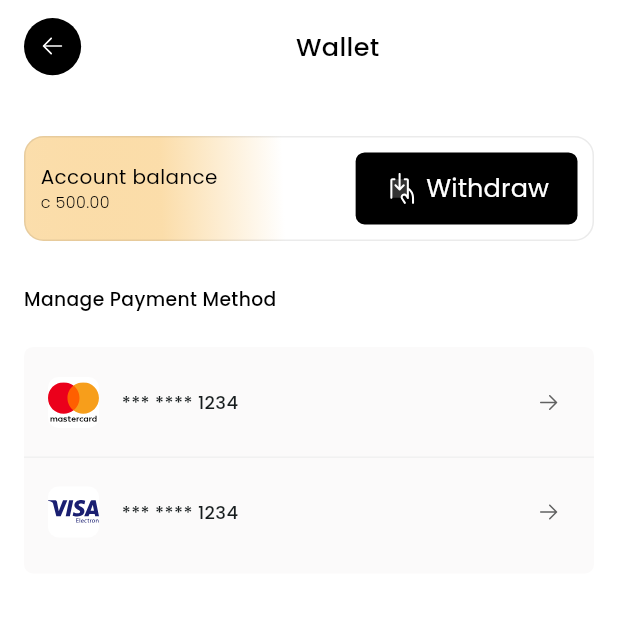
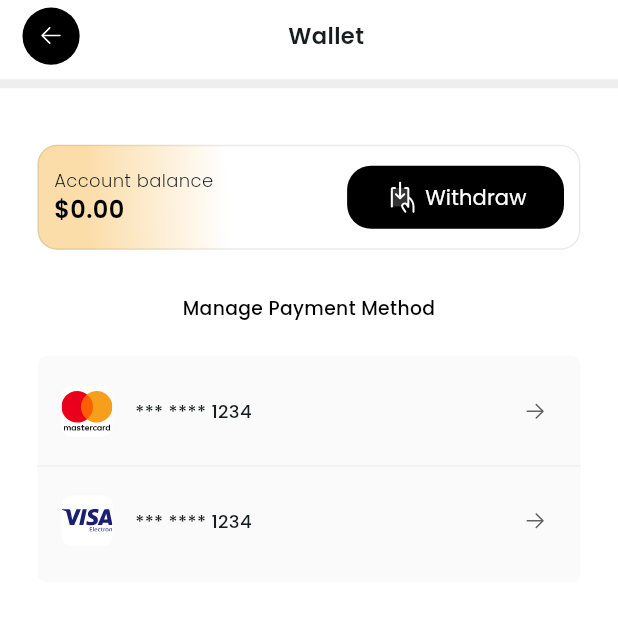
Before and after one commit to FreedomGhanaLabs/FreedomDiver, a Flutter app: the EarningsScreen screen opened by its route, after a tap on "Withdraw", on a phone screen of 412 x 824 dp, the top half of it. Run offline on Flutter 3.47's test engine with Material 3 defaults, Android fonts, the phone set to English and light mode, and no system bars; drawn by our look-alikes of loader_overlay; our stand-ins replace awesome_dialog, awesome_snackbar_content, bloc, cached_network_image, country_code_picker, dio and 26 more; missing offline and left inert: country_state_city_picker, flutter_polyline_points; accounts and stored records are empty; network calls fail; project files that could hold a hidden picture were left out.

Commit message:
changed 11 files

```diff
--- a/lib/feature/documents/models/driver_documents.dart
+++ b/lib/feature/documents/models/driver_documents.dart
@@ -43,10 +43,15 @@ extension DriverDocumentTypeExtension on DriverDocumentType {
 class DriverDocument {
   final String overallStatus;
   final DocumentDetail? driverLicense;
+  final DocumentHistory? driverLicenseHistory;
   final SimpleDocument? ghanaCard;
+  final DocumentHistory? ghanaCardHistory;
   final SimpleDocument? profilePicture;
+  final DocumentHistory? profilePictureHistory;
   final SimpleDocument? motorcycleImage;
+  final DocumentHistory? motorcycleImageHistory;
   final AddressProof? addressProof;
+  final DocumentHistory? addressProofHistory;
 
   DriverDocument({
     required this.overallStatus,
@@ -55,6 +60,11 @@ class DriverDocument {
     this.profilePicture,
     this.motorcycleImage,
     this.addressProof,
+    this.driverLicenseHistory,
+    this.ghanaCardHistory,
+    this.profilePictureHistory,
+    this.motorcycleImageHistory,
+    this.addressProofHistory,
   });
 
   factory DriverDocument.fromJson(Map<String, dynamic> json) {
@@ -80,6 +90,36 @@ class DriverDocument {
           json['addressProof'] != null
               ? AddressProof.fromJson(json['addressProof'])
               : null,
+    );
+  }
+
+  DriverDocument copyWith({
+    String? overallStatus,
+    DocumentDetail? driverLicense,
+    DocumentHistory? driverLicenseHistory,
+    SimpleDocument? ghanaCard,
+    DocumentHistory? ghanaCardHistory,
+    SimpleDocument? profilePicture,
+    DocumentHistory? profilePictureHistory,
+    SimpleDocument? motorcycleImage,
+    DocumentHistory? motorcycleImageHistory,
+    AddressProof? addressProof,
+    DocumentHistory? addressProofHistory,
+  }) {
+    return DriverDocument(
+      overallStatus: overallStatus ?? this.overallStatus,
+      driverLicense: driverLicense ?? this.driverLicense,
+      driverLicenseHistory: driverLicenseHistory ?? this.driverLicenseHistory,
+      ghanaCard: ghanaCard ?? this.ghanaCard,
+      ghanaCardHistory: ghanaCardHistory ?? this.ghanaCardHistory,
+      profilePicture: profilePicture ?? this.profilePicture,
+      profilePictureHistory:
+          profilePictureHistory ?? this.profilePictureHistory,
+      motorcycleImage: motorcycleImage ?? this.motorcycleImage,
+      motorcycleImageHistory:
+          motorcycleImageHistory ?? this.motorcycleImageHistory,
+      addressProof: addressProof ?? this.addressProof,
+      addressProofHistory: addressProofHistory ?? this.addressProofHistory,
     );
   }
 
@@ -220,3 +260,73 @@ class AddressProof {
     'verifiedAt': verifiedAt?.toIso8601String(),
   };
 }
+
+class DocumentHistory {
+  final String documentType;
+  final HDocument current;
+  final List<HDocument> history;
+
+  DocumentHistory({
+    required this.documentType,
+    required this.current,
+    required this.history,
+  });
+
+  factory DocumentHistory.fromJson(Map<String, dynamic> json) {
+    return DocumentHistory(
+      documentType: json['documentType'].toString(),
+      current: HDocument.fromJson(json['current']),
+      history:
+          (json['history'] as List)
+              .map((item) => HDocument.fromJson(item))
+              .toList(),
+    );
+  }
+
+  Map<String, dynamic> toJson() {
+    return {
+      'documentType': documentType,
+      'current': current.toJson(),
+      'history': history.map((item) => item.toJson()).toList(),
+    };
+  }
+}
+
+class HDocument {
+  final String documentUrl;
+  final String verificationStatus;
+  final DateTime uploadedAt;
+  final DateTime? verifiedAt;
+  final String? adminComments;
+
+  HDocument({
+    required this.documentUrl,
+    required this.verificationStatus,
+    required this.uploadedAt,
+    this.verifiedAt,
+    this.adminComments,
+  });
+
+  factory HDocument.fromJson(Map<String, dynamic> json) {
+    return HDocument(
+      documentUrl: json['documentUrl'].toString(),
+      verificationStatus: json['verificationStatus'].toString(),
+      uploadedAt: DateTime.parse(json['uploadedAt']),
+      verifiedAt:
+          json['verifiedAt'] != null
+              ? DateTime.tryParse(json['verifiedAt'])
+              : null,
+      adminComments: json['adminComments'].toString(),
+    );
+  }
+
+  Map<String, dynamic> toJson() {
+    return {
+      'documentUrl': documentUrl,
+      'verificationStatus': verificationStatus,
+      'uploadedAt': uploadedAt.toIso8601String(),
+      'verifiedAt': verifiedAt?.toIso8601String(),
+      'adminComments': adminComments,
+    };
+  }
+}
--- a/lib/feature/earnings/view/wallet_screen.dart
+++ b/lib/feature/earnings/view/wallet_screen.dart
@@ -1,9 +1,13 @@
 import 'package:flutter/material.dart';
-import 'package:flutter_svg/flutter_svg.dart';
+import 'package:flutter_bloc/flutter_bloc.dart';
+import 'package:freedomdriver/feature/earnings/cubit/earnings_cubit.dart';
+import 'package:freedomdriver/feature/earnings/cubit/earnings_state.dart';
 import 'package:freedomdriver/feature/earnings/widgets/earnings_banner.dart';
 import 'package:freedomdriver/feature/earnings/widgets/utility.dart';
 import 'package:freedomdriver/feature/kyc/view/background_verification_screen.dart';
-import 'package:freedomdriver/shared/widgets/decorated_back_button.dart';
+import 'package:freedomdriver/shared/app_config.dart';
+import 'package:freedomdriver/shared/widgets/app_icon.dart';
+import 'package:freedomdriver/shared/widgets/custom_screen.dart';
 import 'package:freedomdriver/utilities/ui.dart';
 import 'package:google_fonts/google_fonts.dart';
 
@@ -14,53 +18,31 @@ class WalletScreen extends StatelessWidget {
 
   @override
   Widget build(BuildContext context) {
-    return SafeArea(
-      child: Scaffold(
-        body: Padding(
-          padding: const EdgeInsets.symmetric(horizontal: 16, vertical: 12),
-          child: Column(
-            crossAxisAlignment: CrossAxisAlignment.start,
+    return BlocBuilder<EarningCubit, EarningState>(
+      builder: (context, state) {
+        final earning = state is EarningLoaded ? state.earning : null;
+        return CustomScreen(
+          title: 'Wallet',
           children: [
-              Row(
-                children: [
-                  const DecoratedBackButton(),
-                  Expanded(
-                    child: Center(
-                      child: Text(
-                        'Wallet',
-                        style: GoogleFonts.poppins(
-                          color: Colors.black,
-                          fontSize: 17,
-                          fontWeight: FontWeight.w500,
-                        ),
-                      ),
-                    ),
-                  ),
-                ],
-              ),
-              const VSpace(43),
+            const VSpace(whiteSpace),
             EarningsBanner(
-                title: 'Account balance',
-                  subtitle: 'c 500.00',
+              title:
+                  '\$${earning?.pendingPayments.toStringAsFixed(2) ?? '0.00'}',
+              subtitle: 'Account balance',
               child2: SimpleButton(
                 title: '',
                 onPressed: () {
-                      Navigator.of(context).pushNamed(WalletScreen.routeName);
+                  // Navigator.of(context).pushNamed(WalletScreen.routeName);
                 },
-                    padding: const EdgeInsets.symmetric(
-                    horizontal: 19,
-                    vertical: 12,
-                  ),
-                    borderRadius: BorderRadius.circular(6),
                 child: Row(
                   children: [
-                        SvgPicture.asset('assets/app_icons/withdraw_icons.svg'),
-                        const HSpace(6),
+                    AppIcon(iconName: 'withdraw_icons'),
+                    const HSpace(extraSmallWhiteSpace),
                     Text(
                       'Withdraw',
                       style: GoogleFonts.poppins(
                         color: Colors.white,
-                            fontSize: 17,
+                        fontSize: paragraphText,
                         fontWeight: FontWeight.w400,
                       ),
                     ),
@@ -79,14 +61,10 @@ class WalletScreen extends StatelessWidget {
                 fontWeight: FontWeight.w500,
               ),
             ),
-              const ManagePayment(
-                padding: EdgeInsets.symmetric(),
-
-              ),
+            const ManagePayment(padding: EdgeInsets.symmetric()),
           ],
-          ),
-        ),
-      ),
+        );
+      },
     );
   }
 }
--- a/lib/feature/earnings/widgets/earnings_banner.dart
+++ b/lib/feature/earnings/widgets/earnings_banner.dart
@@ -1,5 +1,6 @@
 import 'package:flutter/material.dart';
-import 'package:google_fonts/google_fonts.dart';
+import 'package:freedomdriver/shared/app_config.dart';
+import 'package:freedomdriver/utilities/responsive.dart';
 
 class EarningsBanner extends StatelessWidget {
   const EarningsBanner({
@@ -8,7 +9,6 @@ class EarningsBanner extends StatelessWidget {
     required this.subtitle,
     required this.child2,
     super.key,
-
   });
   final Widget child;
   final String title;
@@ -17,12 +17,12 @@ class EarningsBanner extends StatelessWidget {
   @override
   Widget build(BuildContext context) {
     return Container(
-      width: double.infinity,
+      width: Responsive.width(context),
       padding: const EdgeInsets.all(10),
       clipBehavior: Clip.antiAlias,
       decoration: ShapeDecoration(
-        gradient:  const LinearGradient(
-          begin: Alignment(-2.6, 0.72),
+        gradient: const LinearGradient(
+          begin: Alignment(-3.3, 0.72),
           end: Alignment(0.99, 0.05),
           colors: [Color(0x00F6AE35), Color(0xF6FBDCA7), Colors.white],
           stops: [0.1, 0.58, 0.7],
@@ -39,31 +39,30 @@ class EarningsBanner extends StatelessWidget {
           Column(
             crossAxisAlignment: CrossAxisAlignment.start,
             children: [
+              SizedBox(
+                width: 150,
+                child: Text(
+                  subtitle,
+                  maxLines: 2,
+                  style: TextStyle(
+                    fontSize: smallText,
+                    fontWeight: FontWeight.w300,
+                  ),
+                ),
+              ),
               Text(
                 title,
-                style: GoogleFonts.poppins(
+                style: TextStyle(
                   color: Colors.black,
-                  fontSize: 13.33,
-                  fontWeight: FontWeight.w400,
-                ),
-              ),
-              SizedBox(
-                width: 200,
-                child: Text(
-                 subtitle,
-                  maxLines: 2,
-                  style: GoogleFonts.poppins(
-                    color: Colors.black,
-                    fontSize: 10.63,
-                    fontWeight: FontWeight.w300,
-                  ),
+                  fontSize: normalText,
+                  fontWeight: FontWeight.w600,
                 ),
               ),
               child,
             ],
           ),
           const Spacer(),
-         child2,
+          child2,
         ],
       ),
     );
--- a/lib/feature/home/view/widgets/driver_total_earnings.dart
+++ b/lib/feature/home/view/widgets/driver_total_earnings.dart
@@ -50,7 +50,7 @@ class DriverTotalEarnings extends StatelessWidget {
               ),
               5.verticalSpace,
               Text(
-                '\$${earning?.totalRideEarnings ?? '0.00'}',
+                '\$${earning?.totalRideEarnings.toStringAsFixed(2) ?? '0.00'}',
                 style: const TextStyle(
                   color: Colors.black,
                   fontSize: headingText,
--- a/lib/shared/api/load_dashboard.dart
+++ b/lib/shared/api/load_dashboard.dart
@@ -17,5 +17,6 @@ Future<void> loadDashboard(BuildContext context) async {
     earningCubit.getPeriodicEarnings(context),
     rideHistoryCubit.getAllRideHistories(context, showOverlay: false),
     documentCubit.getDriverDocument(context),
+
   ]);
 }
```
Also changed, not shown: lib/feature/documents/address_proof/view/address_proof_form.dart (+2 -9 lines), lib/feature/documents/cubit/driver_document_cubit.dart (+95 -180 lines), lib/feature/documents/ghana_card/view/ghana_card_form.dart (+9 -8 lines), lib/feature/documents/motorcycle/view/motorcycle_image.dart (+8 -11 lines), lib/feature/home/view/home_screen.dart (+16 -5 lines), lib/shared/api/load_document_histories.dart (added, +31 -0 lines). Lines whose indentation alone changed are shown as unchanged.
